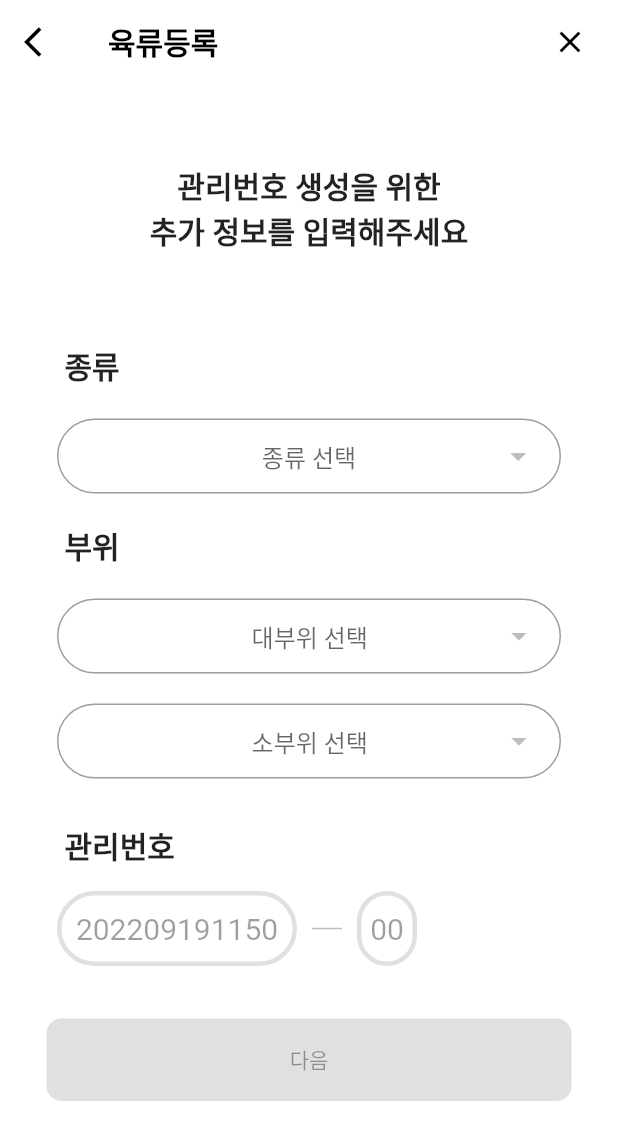
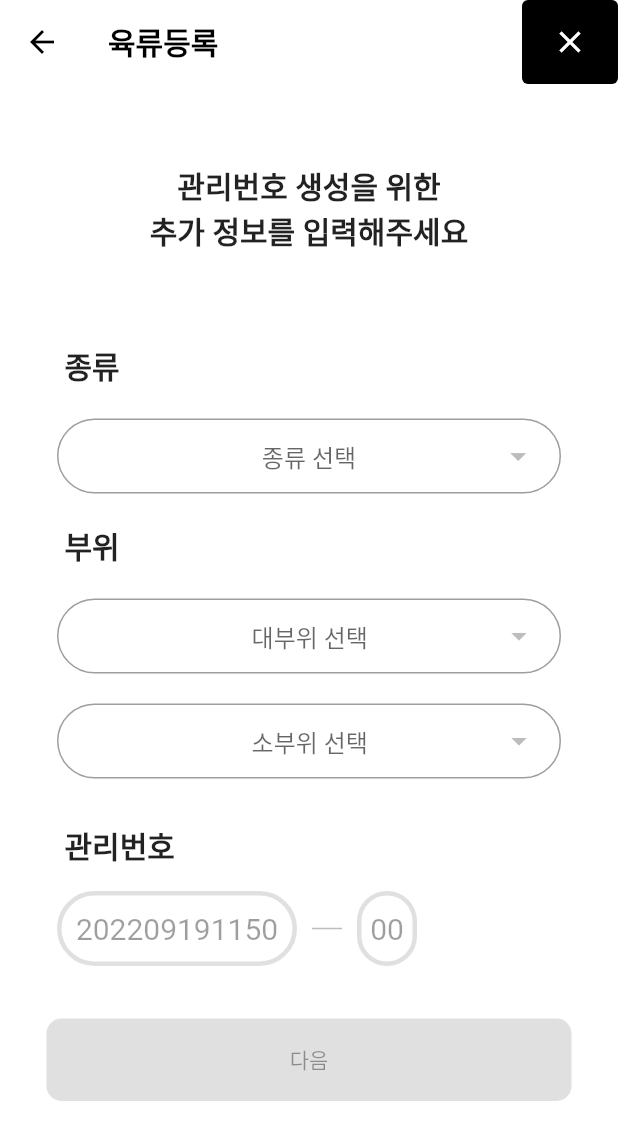
Before and after one commit to hosicuro/flutter_work, a Flutter app: the historyNumPage screen opened directly, on a phone screen of 412 x 824 dp. Shown: the top 1140 px of the screen. Run offline on Flutter 3.47's test engine with Material 2 defaults, Android fonts, the phone set to English and light mode, and no system bars; our stand-ins replace cloud_firestore, firebase_auth, firebase_core, firebase_storage, fluttertoast, geolocator and 2 more; missing offline and left inert: qr_code_scanner, xml2json; accounts and stored records are empty.

Commit message:
third_project

```diff
--- a/my_t/lib/get_apiPage.dart
+++ b/my_t/lib/get_apiPage.dart
@@ -1,5 +1,5 @@
 import 'package:flutter/material.dart';
-import 'package:my_t/api_Source.dart';
+import 'package:my_t/source/api_Source.dart';
 
 class apiPage extends StatefulWidget {
   const apiPage({super.key});
@@ -148,7 +148,7 @@ class _apiPageState extends State<apiPage> {
                         controller: _textEditingController,
                         maxLength: 12,
                         validator: (value) {
-                          if (value!.isEmpty || value.length < 4) {
+                          if (value!.isEmpty || value.length < 12) {
                             // 임시 지정!!
                             return "유효하지 않습니다!";
                           } else {
--- a/my_t/lib/main.dart
+++ b/my_t/lib/main.dart
@@ -1,4 +1,5 @@
 import 'package:flutter/material.dart';
+import 'package:my_t/put_qrPage.dart';
 import 'get_apiPage.dart';
 import 'set_historyNumPage.dart';
 
@@ -13,8 +14,9 @@ class MyApp extends StatelessWidget {
       title: 'Weather app',
       theme: ThemeData(
         scaffoldBackgroundColor: Colors.white,
+        primaryColor: Colors.black,
       ),
-      home: apiPage(),
+      home: QrPage(),
     );
   }
 }
--- a/my_t/lib/set_historyNumPage.dart
+++ b/my_t/lib/set_historyNumPage.dart
@@ -1,4 +1,6 @@
 import 'package:flutter/material.dart';
+import 'package:my_t/source/historyNum_Source.dart';
+import 'package:my_t/source/widgets.dart';
 
 class historyNumPage extends StatefulWidget {
   const historyNumPage({super.key});
@@ -8,21 +10,7 @@ class historyNumPage extends StatefulWidget {
 }
 
 class _historyNumPageState extends State<historyNumPage> {
-  final orders = ['소', '돼지'];
-  final largeOrders_1 = ['안심', '등심', '채끝', '목심', '앞다리', '우둔', '설도', '양지', '사태', '갈비'];
-
-  final List<List<String>> tableData = [
-    ['안심살'],
-    ['윗등심살', '꽃등심살', '아래등심살', '살치살'],
-    ['채끝살'],
-    ['목심살'],
-    ['꾸리살', '부채살', '앞다리살', '갈비덧살', '부채덮개살'],
-    ['우둔살', '홍두깨살', '보섭살', '설깃살', '설깃머리살', '도가니살', '삼각살'],
-    ['안심살'],
-    ['양지머리', '차돌박이', '업진살', '업진안살', '치마양지', '치마살', '앞치마살'],
-    ['앞사태', '뒷사태', '뭉치사태', '아롱사태', '상박살'],
-    ['본갈비', '꽃갈비', '참갈비', '갈빗살', '마구리', '토시살', '안창살', '제비추리'],
-  ];
+  historyNum_Source source = historyNum_Source();
 
   String? selectedOrders;
   int selectedorder = 0;
@@ -34,6 +22,8 @@ class _historyNumPageState extends State<historyNumPage> {
 
   String? selectedLittles;
   int selectedlittle = 0;
+
+  String? finalNumber;
 
   bool isFinal = false;
 
@@ -47,9 +37,9 @@ class _historyNumPageState extends State<historyNumPage> {
     }
   }
 
-  void setLarge(String large) {
+  void setLarge(String large, historyNum_Source source) {
     for (int i = 0; i < 10; i++) {
-      if (large == largeOrders_1[i]) {
+      if (large == source.largeOrders_1[i]) {
         selectedlarge = i;
         selectedLittles = null;
         selectedlittle = 0;
@@ -58,9 +48,9 @@ class _historyNumPageState extends State<historyNumPage> {
     }
   }
 
-  void setLittle(String little) {
-    for (int i = 0; i < tableData[selectedlarge].length; i++) {
-      if (little == tableData[selectedlarge][i]) {
+  void setLittle(String little, historyNum_Source source) {
+    for (int i = 0; i < source.tableData[selectedlarge].length; i++) {
+      if (little == source.tableData[selectedlarge][i]) {
         selectedlittle = i;
         break;
       }
@@ -69,6 +59,10 @@ class _historyNumPageState extends State<historyNumPage> {
 
   @override
   Widget build(BuildContext context) {
+    List<String> orders = source.orders;
+    List<String> largeOrders_1 = source.largeOrders_1;
+    List<List<String>> tableData = source.tableData;
+
     return Scaffold(
       resizeToAvoidBottomInset: false,
       appBar: AppBar(
@@ -82,28 +76,11 @@ class _historyNumPageState extends State<historyNumPage> {
         backgroundColor: Colors.white,
         elevation: 0.0,
         foregroundColor: Colors.black,
-        leading: ElevatedButton(
-          onPressed: () {},
-          style: ElevatedButton.styleFrom(
-            backgroundColor: Colors.white,
-            elevation: 0.0,
-          ),
-          child: Icon(
-            Icons.arrow_back_ios,
-            color: Colors.black,
-          ),
-        ),
         actions: [
-          ElevatedButton(
-            onPressed: () {},
-            style: ElevatedButton.styleFrom(
-              backgroundColor: Colors.white,
-              elevation: 0.0,
-            ),
-            child: Icon(
-              Icons.close,
-              color: Colors.black,
-            ),
+          elevated(
+            colorb: Colors.black,
+            colori: Colors.white,
+            icon: Icons.close,
           ),
         ],
       ),
@@ -248,7 +225,7 @@ class _historyNumPageState extends State<historyNumPage> {
                           ? (value) {
                               setState(() {
                                 selectedLarges = value as String;
-                                setLarge(selectedLarges!);
+                                setLarge(selectedLarges!, source);
                                 isselectedlarge = true;
                               });
                             }
@@ -292,7 +269,7 @@ class _historyNumPageState extends State<historyNumPage> {
                               setState(() {
                                 selectedLittles = value as String;
                                 isFinal = true;
-                                setLittle(selectedLittles!);
+                                setLittle(selectedLittles!, source);
                               });
                             }
                           : null),
--- /dev/null
+++ b/my_t/lib/source/historyNum_Source.dart
@@ -0,0 +1,28 @@
+class historyNum_Source {
+  final orders = ['소', '돼지'];
+  final largeOrders_1 = ['안심', '등심', '채끝', '목심', '앞다리', '우둔', '설도', '양지', '사태', '갈비'];
+  final largeOrders_2 = ['안심', '등심', '목심', '앞다리', '갈비', '삼겹살', '뒷다리'];
+
+  final List<List<String>> tableData = [
+    ['안심살'],
+    ['윗등심', '꽃등심', '아래등심', '살치살'],
+    ['채끝살'],
+    ['목심살'],
+    ['꾸리살', '부채살', '앞다리살', '갈비덧살', '부채덮개살'],
+    ['우둔살', '홍두깨살'],
+    ['보섭살', '설깃살', '설깃머리살', '도가니살', '삼각살'],
+    ['양지머리', '차돌박이', '업진살', '업진안살', '치마양지', '치마살', '앞치마살'],
+    ['앞사태', '뒷사태', '뭉치사태'],
+    ['본갈비', '꽃갈비', '참갈비', '갈빗살', '마구리', '토시살', '안창살', '제비추리'],
+  ];
+
+  final List<List<String>> tableeData = [
+    ['안심살'],
+    ['등심살', '등심덧살'],
+    ['목심살'],
+    ['앞다리살', '앞사태살', '항정살', '꾸리살', '부채살', '주걱살'],
+    ['갈비', '갈비살', '마구리'],
+    ['삼겹살', '갈매기살', '등갈비', '토시살', '오돌삼겹살'],
+    ['볼기살', '설깃살', '도가니살', '홍두께살', '보섭살', '뒷사태살'],
+  ];
+}
--- /dev/null
+++ b/my_t/lib/source/widgets.dart
@@ -0,0 +1,32 @@
+import 'package:flutter/material.dart';
+
+class elevated extends StatelessWidget {
+  elevated({
+    Key? key,
+    required this.icon,
+    required this.colorb,
+    required this.colori,
+    this.size,
+  }) : super(key: key);
+
+  final IconData? icon;
+  final Color? colorb;
+  final Color? colori;
+  final double? size;
+
+  @override
+  Widget build(BuildContext context) {
+    return ElevatedButton(
+      onPressed: () {},
+      style: ElevatedButton.styleFrom(
+        backgroundColor: colorb!,
+        elevation: 0.0,
+      ),
+      child: Icon(
+        icon!,
+        color: colori!,
+        size: size,
+      ),
+    );
+  }
+}
--- a/my_t/pubspec.yaml
+++ b/my_t/pubspec.yaml
@@ -36,6 +36,8 @@ dependencies:
   cupertino_icons: ^1.0.2
   http: ^0.13.6
   xml2json: ^6.1.0
+  qr_flutter: ^4.1.0
+  qr_code_scanner: ^1.0.1
 
 dev_dependencies:
   flutter_test:
```
Also changed, not shown: my_t/lib/palette.dart (deleted, +0 -7 lines), my_t/lib/put_qrPage.dart (added, +187 -0 lines), my_t/lib/source/api_Source.dart (renamed from my_t/lib/api_Source.dart), my_t/pubspec.lock, 1 other file.
